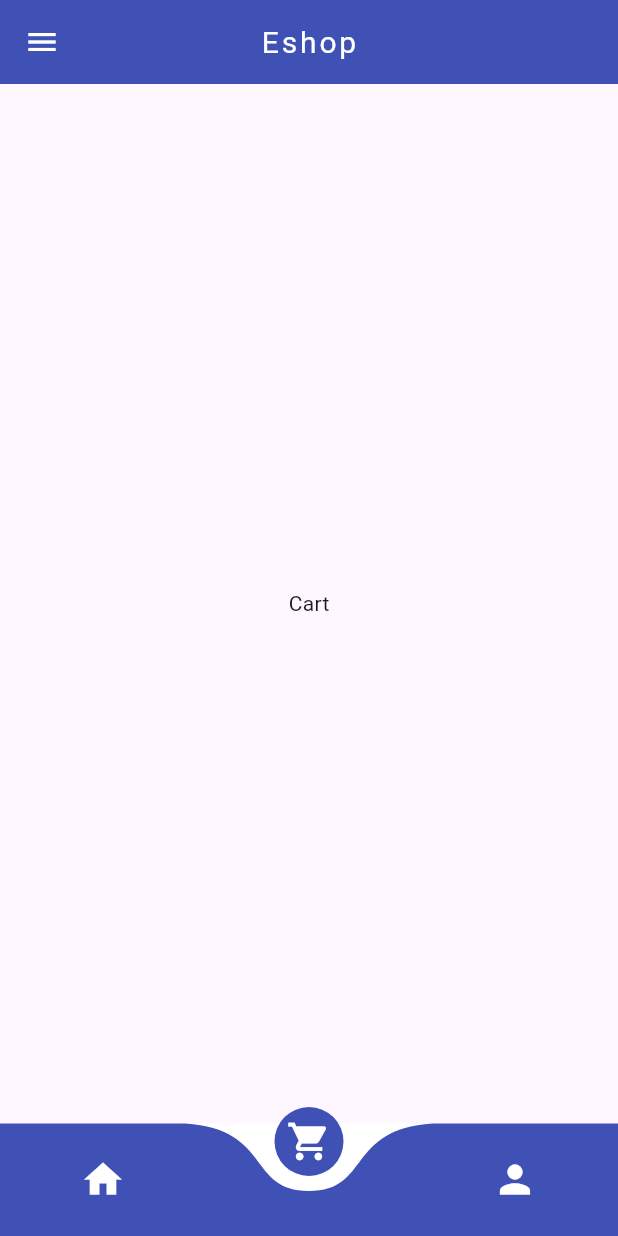
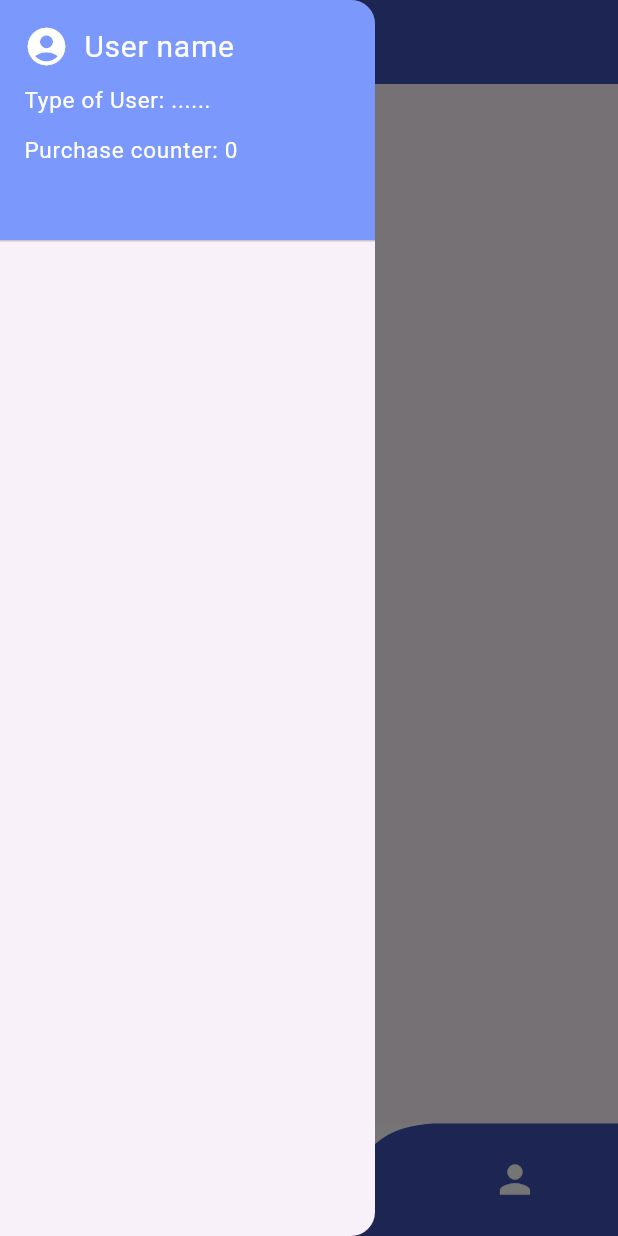
Before and after one commit to junayedahamed/eshop, a Flutter app: the screen it shows after launch, item 5 of the bottom bar chosen, with the side drawer open (before the commit the screen has no drawer), on a phone screen of 412 x 824 dp. Run offline on Flutter 3.47's test engine with Material 3 defaults, Android fonts, the phone set to English and light mode, and no system bars; drawn by our look-alikes of curved_navigation_bar; our stand-ins replace buttons_tabbar; network calls fail.

Commit message:
Add MyDrawer implementation and integrate it into the EshopAppBarNavigationBar

```diff
--- /dev/null
+++ b/lib/bottomnavigator/Drawer/my_drawer.dart
@@ -0,0 +1,68 @@
+import 'package:flutter/material.dart';
+
+class MyDrawer extends StatelessWidget {
+  const MyDrawer({super.key});
+
+  @override
+  Widget build(BuildContext context) {
+    return SizedBox(
+      width: 250,
+      child: Drawer(
+        clipBehavior: Clip.antiAlias,
+        child: Column(
+          // crossAxisAlignment: CrossAxisAlignment.start,
+          children: [
+            SizedBox(
+              width: 250,
+              child: DrawerHeader(
+                curve: Curves.bounceInOut,
+                decoration: BoxDecoration(
+                  color: Colors.indigo,
+                  backgroundBlendMode: BlendMode.hardLight,
+                ),
+                child: Column(
+                  spacing: 10,
+                  crossAxisAlignment: CrossAxisAlignment.start,
+                  children: [
+                    Row(
+                      spacing: 10,
+                      children: [
+                        Icon(
+                          Icons.account_circle,
+                          size: 30,
+                          color: Colors.white,
+                        ),
+                        const Text(
+                          "User name",
+                          style: TextStyle(
+                            fontSize: 20,
+                            fontWeight: FontWeight.w400,
+                            color: Colors.white,
+                          ),
+                        ),
+                      ],
+                    ),
+                    Text(
+                      "Type of User: ......",
+                      style: TextStyle(
+                        color: Colors.white,
+                        fontSize: 15,
+                      ),
+                    ),
+                    Text(
+                      "Purchase counter: 0",
+                      style: TextStyle(
+                        color: Colors.white,
+                        fontSize: 15,
+                      ),
+                    )
+                  ],
+                ),
+              ),
+            ),
+          ],
+        ),
+      ),
+    );
+  }
+}
--- a/lib/bottomnavigator/eshop_app_bar.dart
+++ b/lib/bottomnavigator/eshop_app_bar.dart
@@ -1,3 +1,4 @@
+import 'package:eshop/bottomnavigator/Drawer/my_drawer.dart';
 import 'package:eshop/bottomnavigator/bottom_nav_bar.dart';
 import 'package:eshop/bottomnavigator/navigation_bar_controller.dart';
 import 'package:eshop/cart/cart_page.dart';
@@ -17,11 +18,8 @@ class EshopAppBarNavigationBar extends StatelessWidget {
   @override
   Widget build(BuildContext context) {
     return Scaffold(
+      drawer: MyDrawer(),
       appBar: AppBar(
-        leading: Icon(
-          Icons.menu,
-          color: Colors.white,
-        ),
         backgroundColor: Colors.indigo,
         centerTitle: true,
         title: Text(
```
